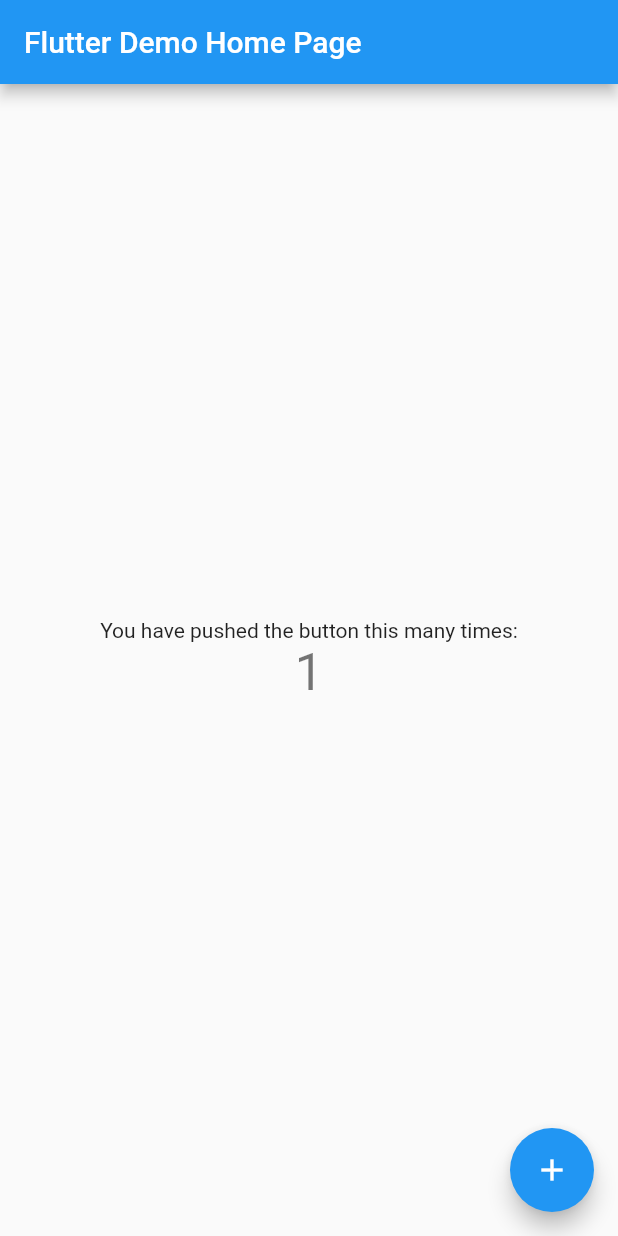
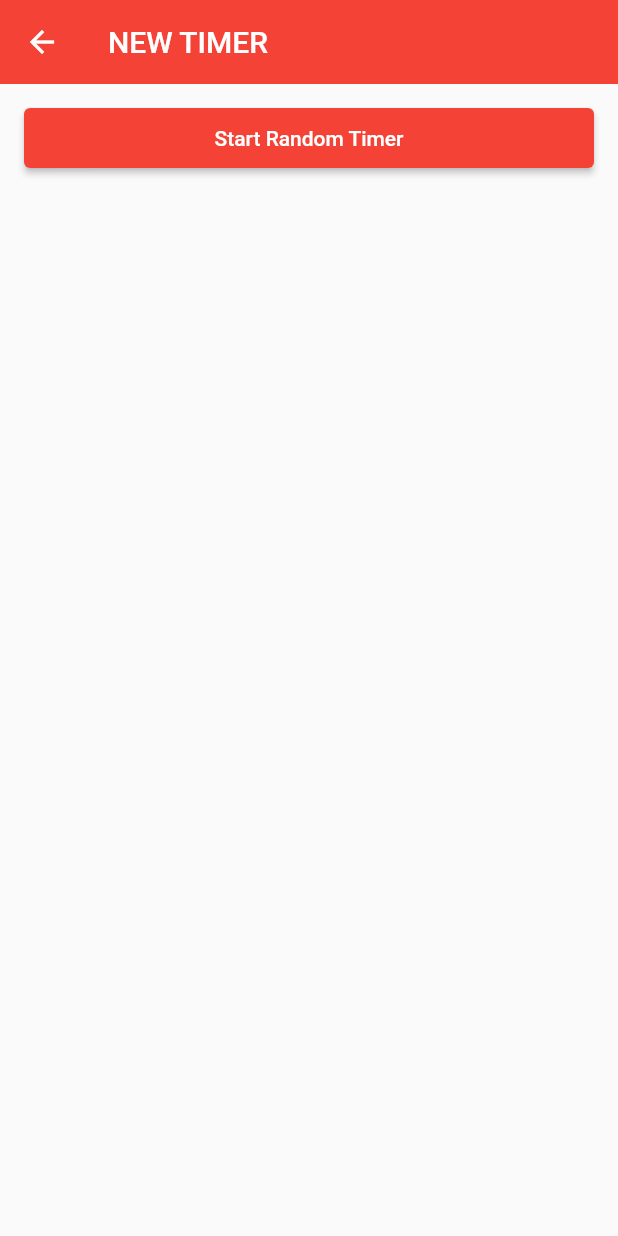
Before and after one commit to iSa1vatore/timerify, a Flutter app: the screen it shows after launch, after a tap on the "add" icon, on a phone screen of 412 x 824 dp. Run offline on Flutter 3.47's test engine with Material 2 defaults, Android fonts, the phone set to English and light mode, and no system bars.

Commit message:
Дел сделано

```diff
--- /dev/null
+++ b/lib/extensions/build_context.dart
@@ -0,0 +1,5 @@
+import 'package:flutter/material.dart';
+
+extension ExtendedBuildContext on BuildContext {
+  TextTheme get textTheme => Theme.of(this).textTheme;
+}
--- a/lib/main.dart
+++ b/lib/main.dart
@@ -1,4 +1,7 @@
 import 'package:flutter/material.dart';
+import 'package:timerify/pages/timers_list/timers_list.dart';
+
+import 'model/timers_model.dart';
 
 void main() {
   runApp(const MyApp());
@@ -7,109 +10,18 @@ void main() {
 class MyApp extends StatelessWidget {
   const MyApp({Key? key}) : super(key: key);
 
-  // This widget is the root of your application.
   @override
   Widget build(BuildContext context) {
-    return MaterialApp(
-      title: 'Flutter Demo',
-      theme: ThemeData(
-        // This is the theme of your application.
-        //
-        // Try running your application with "flutter run". You'll see the
-        // application has a blue toolbar. Then, without quitting the app, try
-        // changing the primarySwatch below to Colors.green and then invoke
-        // "hot reload" (press "r" in the console where you ran "flutter run",
-        // or simply save your changes to "hot reload" in a Flutter IDE).
-        // Notice that the counter didn't reset back to zero; the application
-        // is not restarted.
-        primarySwatch: Colors.blue,
+    return TimersModel(
+      child: MaterialApp(
+        title: 'Timerify',
+        theme: ThemeData(
+          primarySwatch: Colors.red,
+          appBarTheme: const AppBarTheme(elevation: 0),
+        ),
+        debugShowCheckedModeBanner: false,
+        home: const TimersListPage(),
       ),
-      home: const MyHomePage(title: 'Flutter Demo Home Page'),
     );
   }
 }
-
-class MyHomePage extends StatefulWidget {
-  const MyHomePage({Key? key, required this.title}) : super(key: key);
-
-  // This widget is the home page of your application. It is stateful, meaning
-  // that it has a State object (defined below) that contains fields that affect
-  // how it looks.
-
-  // This class is the configuration for the state. It holds the values (in this
-  // case the title) provided by the parent (in this case the App widget) and
-  // used by the build method of the State. Fields in a Widget subclass are
-  // always marked "final".
-
-  final String title;
-
-  @override
-  State<MyHomePage> createState() => _MyHomePageState();
-}
-
-class _MyHomePageState extends State<MyHomePage> {
-  int _counter = 0;
-
-  void _incrementCounter() {
-    setState(() {
-      // This call to setState tells the Flutter framework that something has
-      // changed in this State, which causes it to rerun the build method below
-      // so that the display can reflect the updated values. If we changed
-      // _counter without calling setState(), then the build method would not be
-      // called again, and so nothing would appear to happen.
-      _counter++;
-    });
-  }
-
-  @override
-  Widget build(BuildContext context) {
-    // This method is rerun every time setState is called, for instance as done
-    // by the _incrementCounter method above.
-    //
-    // The Flutter framework has been optimized to make rerunning build methods
-    // fast, so that you can just rebuild anything that needs updating rather
-    // than having to individually change instances of widgets.
-    return Scaffold(
-      appBar: AppBar(
-        // Here we take the value from the MyHomePage object that was created by
-        // the App.build method, and use it to set our appbar title.
-        title: Text(widget.title),
-      ),
-      body: Center(
-        // Center is a layout widget. It takes a single child and positions it
-        // in the middle of the parent.
-        child: Column(
-          // Column is also a layout widget. It takes a list of children and
-          // arranges them vertically. By default, it sizes itself to fit its
-          // children horizontally, and tries to be as tall as its parent.
-          //
-          // Invoke "debug painting" (press "p" in the console, choose the
-          // "Toggle Debug Paint" action from the Flutter Inspector in Android
-          // Studio, or the "Toggle Debug Paint" command in Visual Studio Code)
-          // to see the wireframe for each widget.
-          //
-          // Column has various properties to control how it sizes itself and
-          // how it positions its children. Here we use mainAxisAlignment to
-          // center the children vertically; the main axis here is the vertical
-          // axis because Columns are vertical (the cross axis would be
-          // horizontal).
-          mainAxisAlignment: MainAxisAlignment.center,
-          children: <Widget>[
-            const Text(
-              'You have pushed the button this many times:',
-            ),
-            Text(
-              '$_counter',
-              style: Theme.of(context).textTheme.headline4,
-            ),
-          ],
-        ),
-      ),
-      floatingActionButton: FloatingActionButton(
-        onPressed: _incrementCounter,
-        tooltip: 'Increment',
-        child: const Icon(Icons.add),
-      ), // This trailing comma makes auto-formatting nicer for build methods.
-    );
-  }
-}
--- /dev/null
+++ b/lib/model/timer_info.dart
@@ -0,0 +1,23 @@
+class TimerInfo {
+  final int number;
+  final bool paused;
+  final int secondsLeft;
+
+  const TimerInfo({
+    required this.number,
+    required this.paused,
+    required this.secondsLeft,
+  });
+
+  TimerInfo copyWith({
+    int? number,
+    bool? paused,
+    int? secondsLeft,
+  }) {
+    return TimerInfo(
+      number: number ?? this.number,
+      paused: paused ?? this.paused,
+      secondsLeft: secondsLeft ?? this.secondsLeft,
+    );
+  }
+}
--- /dev/null
+++ b/lib/model/timers_model.dart
@@ -0,0 +1,65 @@
+import 'dart:async';
+
+import 'package:flutter/material.dart';
+
+import 'timer_info.dart';
+
+class TimersModel extends InheritedWidget {
+  final ValueNotifier<List<TimerInfo>> timers = ValueNotifier([]);
+
+  TimersModel({
+    Key? key,
+    required Widget child,
+  }) : super(key: key, child: child) {
+    Timer.periodic(const Duration(seconds: 1), (_) {
+      var timersList = timers.value;
+
+      List<TimerInfo> newTimersList = [];
+      for (var i = 0; i < timersList.length; i++) {
+        var timer = timersList[i];
+
+        if (newTimersList.length < 4) {
+          var secondsLeft = timer.secondsLeft - 1;
+
+          if (secondsLeft > 0) {
+            newTimersList.add(timer.copyWith(
+              paused: false,
+              secondsLeft: secondsLeft,
+            ));
+          }
+        } else {
+          newTimersList.add(timer);
+        }
+      }
+
+      timers.value = newTimersList;
+    });
+  }
+
+  void addTimer(int duration) {
+    var timersList = timers.value;
+
+    var timerNumber = timersList.isNotEmpty ? timersList.last.number + 1 : 1;
+
+    timers.value = [
+      ...timersList,
+      ...[
+        TimerInfo(
+          number: timerNumber,
+          paused: true,
+          secondsLeft: duration,
+        )
+      ],
+    ];
+  }
+
+  static TimersModel of(BuildContext context) {
+    final TimersModel? result =
+        context.dependOnInheritedWidgetOfExactType<TimersModel>();
+    assert(result != null, 'No TimersModel found in context');
+    return result!;
+  }
+
+  @override
+  bool updateShouldNotify(TimersModel oldWidget) => oldWidget.timers != timers;
+}
--- /dev/null
+++ b/lib/pages/add_timer/add_timer.dart
@@ -0,0 +1,32 @@
+import 'dart:math';
+
+import 'package:flutter/material.dart';
+
+import '../../model/timers_model.dart';
+
+class AddTimerPage extends StatelessWidget {
+  const AddTimerPage({Key? key}) : super(key: key);
+
+  @override
+  Widget build(BuildContext context) {
+    var timersModel = TimersModel.of(context);
+    var random = Random();
+
+    return Scaffold(
+      appBar: AppBar(title: const Text("NEW TIMER")),
+      body: SafeArea(
+        child: Padding(
+          padding: const EdgeInsets.all(16),
+          child: SizedBox(
+            width: double.infinity,
+            height: 40,
+            child: ElevatedButton(
+              onPressed: () => timersModel.addTimer(random.nextInt(15) + 5),
+              child: const Text('Start Random Timer'),
+            ),
+          ),
+        ),
+      ),
+    );
+  }
+}
--- /dev/null
+++ b/lib/pages/timers_list/timers_list.dart
@@ -0,0 +1,63 @@
+import 'package:flutter/material.dart';
+import 'package:timerify/extensions/build_context.dart';
+import 'package:timerify/pages/timers_list/widgets/timer_item.dart';
+
+import '../../model/timer_info.dart';
+import '../../model/timers_model.dart';
+import '../add_timer/add_timer.dart';
+
+class TimersListPage extends StatelessWidget {
+  const TimersListPage({Key? key}) : super(key: key);
+
+  @override
+  Widget build(BuildContext context) {
+    var timersModel = TimersModel.of(context);
+
+    return Scaffold(
+      appBar: AppBar(title: const Text("TIMERS LIST")),
+      floatingActionButton: FloatingActionButton(
+        child: const Icon(Icons.add),
+        onPressed: () => Navigator.push(
+          context,
+          MaterialPageRoute(builder: (context) => const AddTimerPage()),
+        ),
+      ),
+      body: SafeArea(
+        child: ValueListenableBuilder(
+          valueListenable: timersModel.timers,
+          builder: (
+            BuildContext context,
+            List<TimerInfo> timers,
+            _,
+          ) {
+            return Column(
+              crossAxisAlignment: CrossAxisAlignment.start,
+              children: [
+                Expanded(
+                  child: ListView.separated(
+                    separatorBuilder: (_, __) => const Padding(
+                      padding: EdgeInsets.symmetric(vertical: 4),
+                      child: Divider(),
+                    ),
+                    padding: const EdgeInsets.all(16),
+                    itemBuilder: (context, index) {
+                      return TimerItem(timers[index]);
+                    },
+                    itemCount: timers.length,
+                  ),
+                ),
+                Padding(
+                  padding: const EdgeInsets.all(16),
+                  child: Text(
+                    "TOTAL: ${timers.length}",
+                    style: context.textTheme.subtitle1,
+                  ),
+                )
+              ],
+            );
+          },
+        ),
+      ),
+    );
+  }
+}
--- /dev/null
+++ b/lib/pages/timers_list/widgets/timer_item.dart
@@ -0,0 +1,26 @@
+import 'package:flutter/material.dart';
+import 'package:timerify/extensions/build_context.dart';
+
+import '../../../model/timer_info.dart';
+
+class TimerItem extends StatelessWidget {
+  const TimerItem(
+    this.timer, {
+    Key? key,
+  }) : super(key: key);
+
+  final TimerInfo timer;
+
+  @override
+  Widget build(BuildContext context) {
+    var details = timer.paused ? "paused" : "${timer.secondsLeft} sec";
+
+    return Row(
+      children: [
+        Text("Timer ${timer.number}", style: context.textTheme.subtitle1),
+        const Spacer(),
+        Text(details, style: context.textTheme.subtitle1),
+      ],
+    );
+  }
+}
```
Also changed, not shown: pubspec.yaml (+1 -66 lines), 2 other files.
